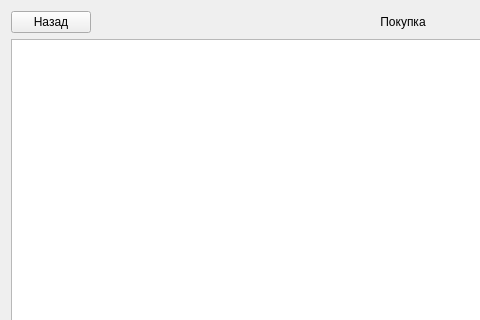
Above: shoppingwindow.ui from Sheron4ik/coursework before the change; both pictures show x 0 to 480 and y 0 to 320 of the 800 by 600 pixel window. Below: the same form after it.
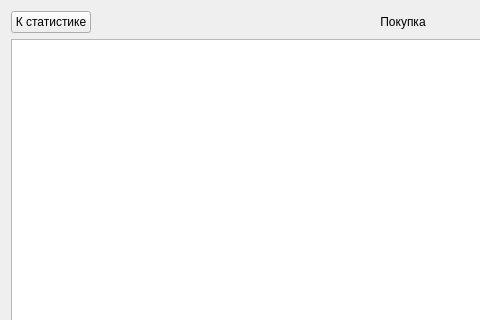
That is the form after the change.

Commit message: reorganisation windows' work and add contrast visualisation in StatisticsWindow

```diff
--- a/shoppingwindow.ui
+++ b/shoppingwindow.ui
@@ -24,7 +24,7 @@
           <string notr="true"/>
          </property>
          <property name="text">
-          <string>Назад</string>
+          <string>К статистике</string>
          </property>
         </widget>
        </item>
```
The commit also changes 7 other files.
